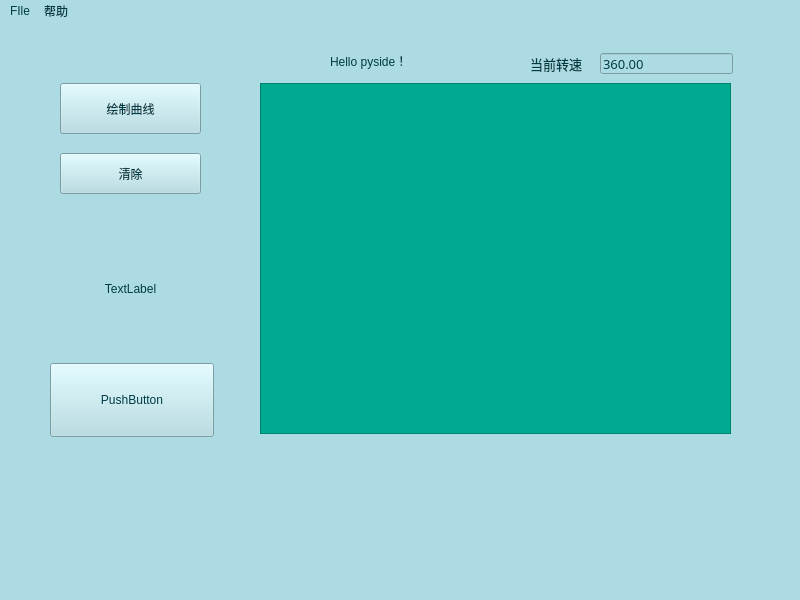
Above: untitled.ui from sealevelrise/gitPython before the change. Below: the same form after it.
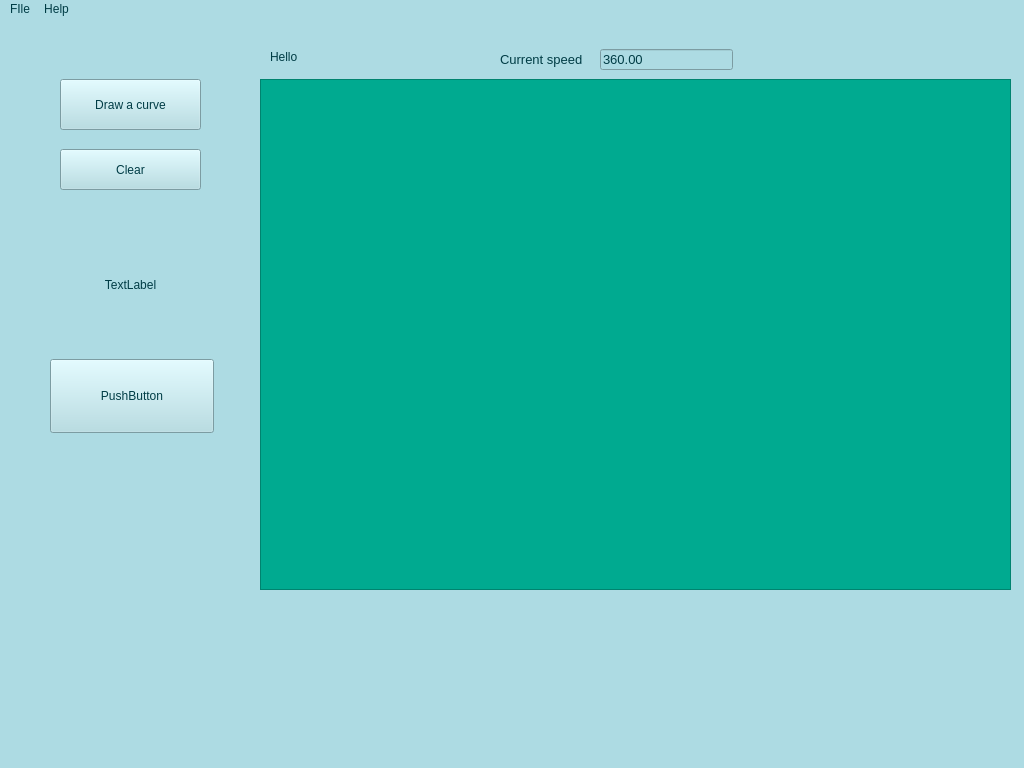
That is the form after the change. Icons and pictures are not drawn. Custom widgets are drawn as their Qt base class.

```diff
--- a/untitled.ui
+++ b/untitled.ui
@@ -6,8 +6,8 @@
    <rect>
     <x>0</x>
     <y>0</y>
-    <width>800</width>
-    <height>600</height>
+    <width>1024</width>
+    <height>768</height>
    </rect>
   </property>
   <property name="windowTitle">
@@ -31,20 +31,20 @@
      <string notr="true">border-image: url(:/png/res/image/Blue_Buttons_Round_Edge_small.png);</string>
     </property>
     <property name="text">
-     <string>绘制曲线</string>
+     <string>Draw a curve</string>
     </property>
    </widget>
    <widget class="QLabel" name="label">
     <property name="geometry">
      <rect>
-      <x>330</x>
+      <x>270</x>
       <y>30</y>
       <width>81</width>
       <height>16</height>
      </rect>
     </property>
     <property name="text">
-     <string>Hello pyside！</string>
+     <string>Hello</string>
     </property>
    </widget>
    <widget class="QChartView" name="graphicsView">
@@ -52,13 +52,16 @@
      <rect>
       <x>260</x>
       <y>60</y>
-      <width>471</width>
-      <height>351</height>
+      <width>751</width>
+      <height>511</height>
      </rect>
     </property>
     <property name="styleSheet">
      <string notr="true">background-color: rgb(0, 170, 144);</string>
     </property>
+    <property name="frameShadow">
+     <enum>QFrame::Plain</enum>
+    </property>
    </widget>
    <widget class="QPushButton" name="pushButton_2">
     <property name="geometry">
@@ -73,7 +76,7 @@
      <string notr="true">border-image: url(:/png/res/image/menu_btn_press.png);</string>
     </property>
     <property name="text">
-     <string>清除</string>
+     <string>Clear</string>
     </property>
    </widget>
    <widget class="QLabel" name="label_2">
@@ -103,7 +106,7 @@
     </property>
     <property name="font">
      <font>
-      <family>黑体</family>
+      <family>Arial</family>
       <pointsize>10</pointsize>
      </font>
     </property>
@@ -114,20 +117,20 @@
    <widget class="QLabel" name="label_3">
     <property name="geometry">
      <rect>
-      <x>530</x>
+      <x>500</x>
       <y>30</y>
-      <width>61</width>
+      <width>91</width>
       <height>21</height>
      </rect>
     </property>
     <property name="font">
      <font>
-      <family>黑体</family>
+      <family>Arial</family>
       <pointsize>10</pointsize>
      </font>
     </property>
     <property name="text">
-     <string>当前转速</string>
+     <string>Current speed</string>
     </property>
    </widget>
    <widget class="QLabel" name="label_4">
@@ -177,7 +180,7 @@
     <rect>
      <x>0</x>
      <y>0</y>
-     <width>800</width>
+     <width>1024</width>
      <height>21</height>
     </rect>
    </property>
@@ -189,7 +192,7 @@
    </widget>
    <widget class="QMenu" name="menu">
     <property name="title">
-     <string>帮助</string>
+     <string>Help</string>
     </property>
     <addaction name="action"/>
    </widget>
```
Left out of the diff: 2 changed lines with no effect on the pictures.
